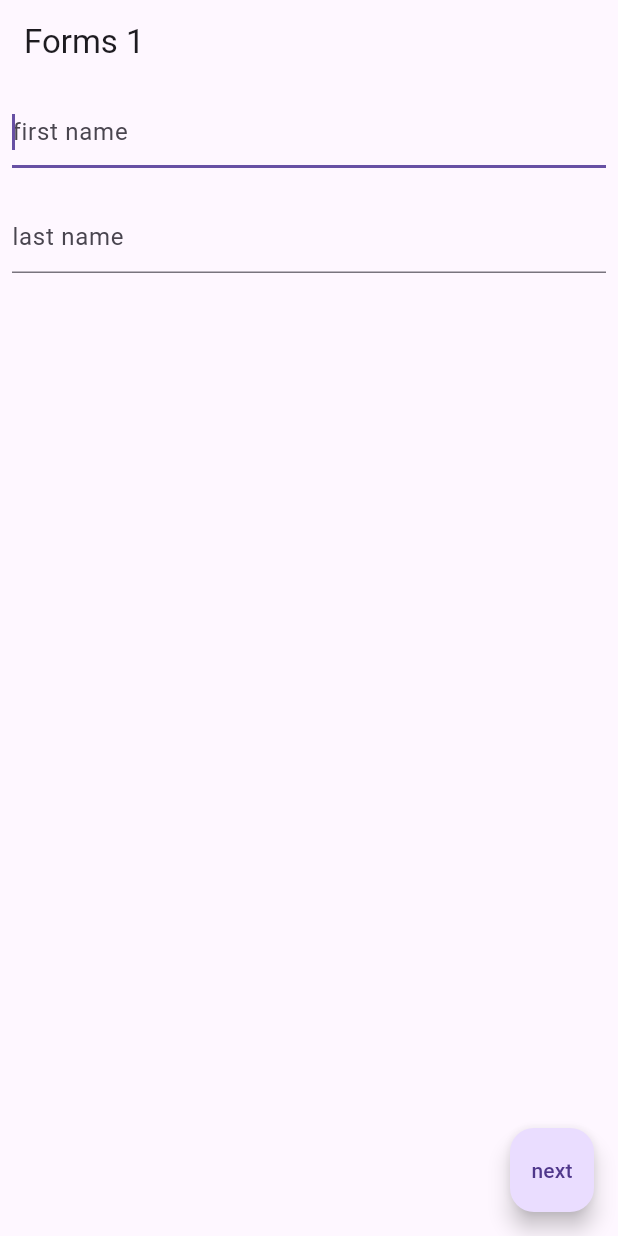
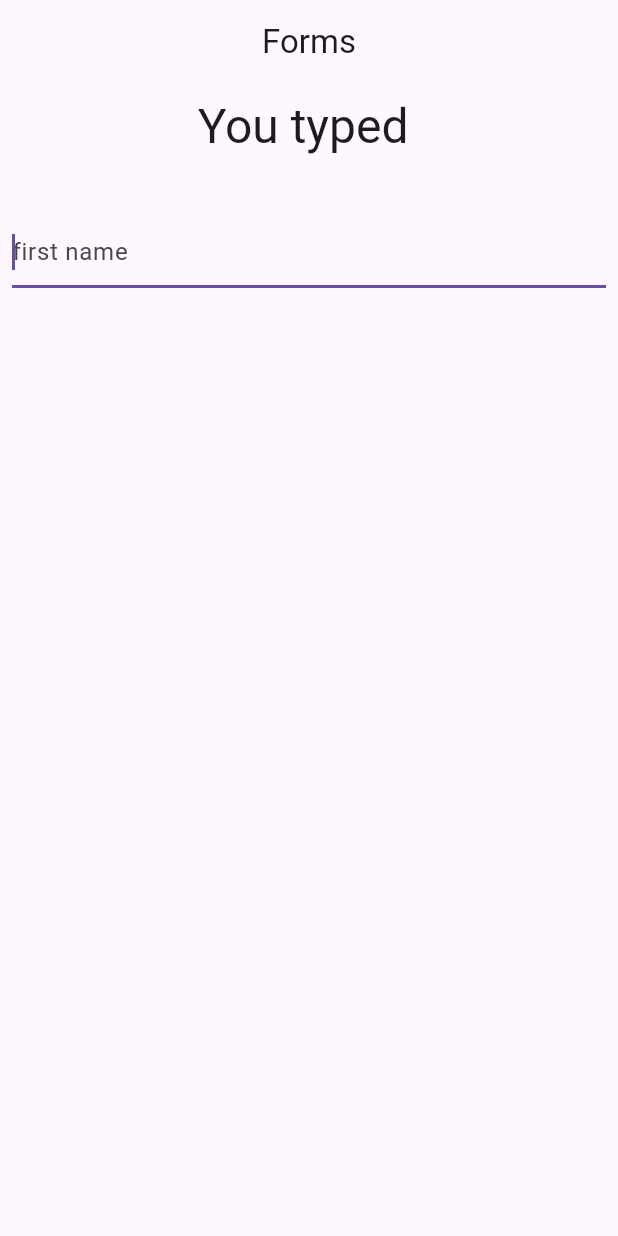
Before and after one commit to sm-hl/simple_project, a Flutter app: the screen it shows after launch, on a phone screen of 412 x 824 dp. Run offline on Flutter 3.47's test engine with Material 3 defaults, Android fonts, the phone set to English and light mode, and no system bars; our stand-ins replace flutter_svg.

Commit message:
1-Handle changes to a text field: using onChanged

```diff
--- a/lib/pages/home.dart
+++ b/lib/pages/home.dart
@@ -10,82 +10,36 @@ class Home extends StatefulWidget {
 }
 
 class _HomeState extends State<Home> {
-  //tree steps to focus the next input
-  //1-create a focusNode
-  var myFocus;
-  @override
-  void initState() {
-    super.initState();
-    myFocus = FocusNode();
-  }
-
-  @override
-  void dispose() {
-    super.dispose();
-    myFocus.dispose();//to distroy focus node
-  }
-
-  final formKey = GlobalKey<FormState>(); //is only for a single form
+  String text = '';
   @override
   Widget build(BuildContext context) {
     return Scaffold(
       appBar: AppBar(
-        title: Text('Forms 1'),
+        title: Text('Forms'),
+        centerTitle: true,
       ),
       body: Padding(
         padding: EdgeInsets.all(8.0),
         child: Form(
-          key: formKey,
           child: Column(
             children: [
+              Text('You typed \n $text',
+                  style: Theme.of(context).textTheme.headlineLarge),
               TextFormField(
                 autofocus: true, // to make the cursor on this input
                 decoration: InputDecoration(
                   hintText: 'first name', //placeholder
                 ),
-                validator: (value) {
-                  if (value!.isEmpty) {
-                    return "first name required";
-                  }
-                  return null;
+                onChanged: (value) {
+                  setState(() {
+                    text = value;
+                  });
                 },
               ),
-              SizedBox(height: 22),
-              TextFormField(
-                //2-pass the focusNode to a textField
-                focusNode: myFocus,
-                decoration: InputDecoration(
-                  hintText: 'last name', //placeholder
-                ),
-                validator: (value) {
-                  if (value!.isEmpty) {
-                    return "last name required";
-                  }
-                  return null;
-                },
-              ),
-              // ElevatedButton(
-              //   child: Text('Send'),
-              //   onPressed: () {
-              //     //test if form is valid using a key specific for this form
-              //     if (formKey.currentState!.validate()) {
-              //       //store data to local db or send it to api on server
-              //       ScaffoldMessenger.of(context).showSnackBar(SnackBar(
-              //           content: Text('Success : Data has been sent!!')));
-              //     }
-              //   },
-              // )
             ],
           ),
         ),
       ),
-      floatingActionButton: FloatingActionButton(
-        onPressed: () {
-          //3-give focus to the textfield when button is tapped
-          myFocus.requestFocus();
-        },
-        child: Text('next'),
-      ),
     );
   }
 }
```
